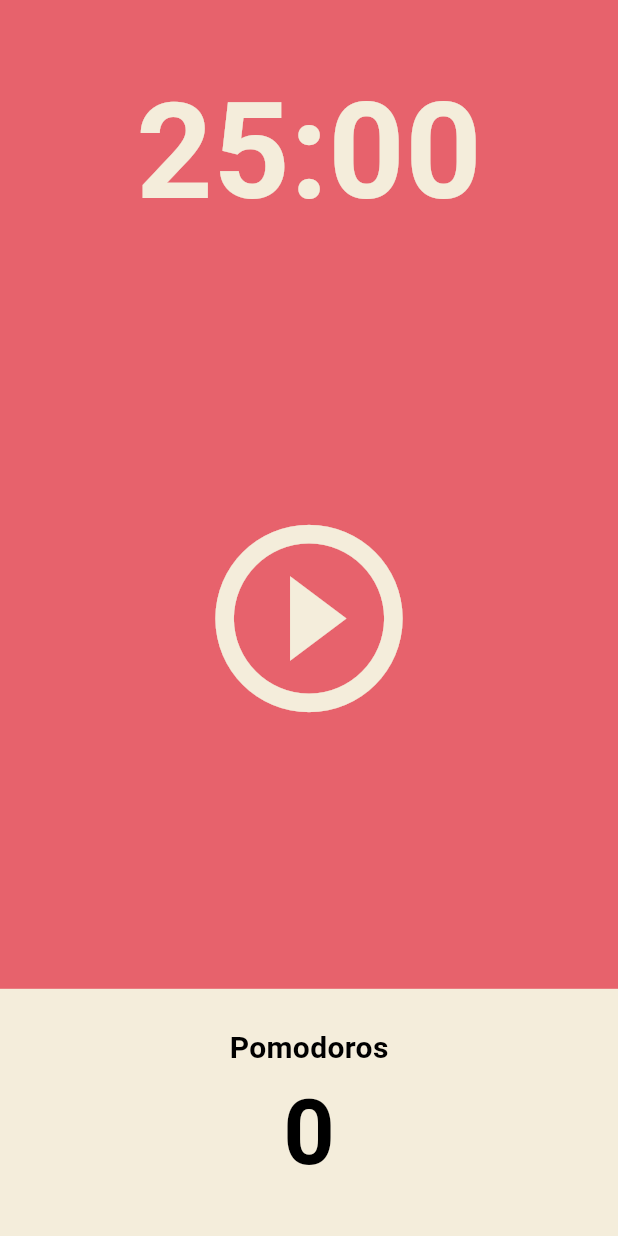
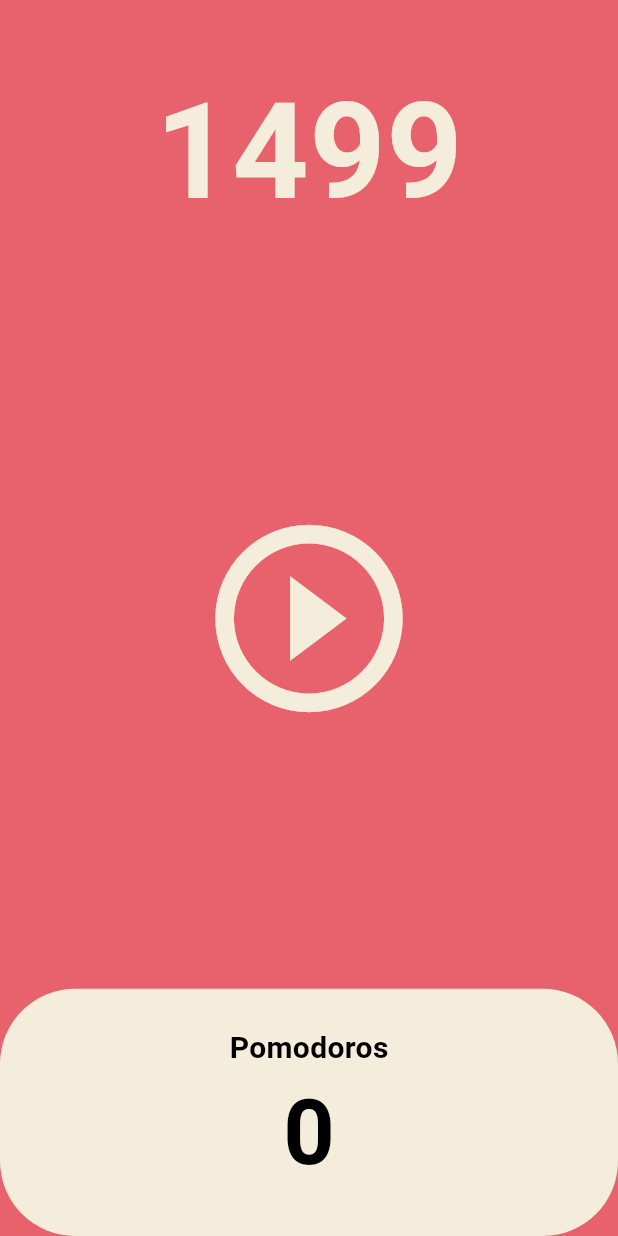
Before and after one commit to ChoiHoYong/flutter_pomodoro_clone, a Flutter app: the screen it shows after launch, after a tap on the "play circle outline" icon, on a phone screen of 412 x 824 dp. Run offline on Flutter 3.47's test engine with Material 3 defaults, Android fonts, the phone set to English and light mode, and no system bars.

```diff
--- a/lib/screens/home_screen.dart
+++ b/lib/screens/home_screen.dart
@@ -1,3 +1,5 @@
+import 'dart:async';
+
 import 'package:flutter/material.dart';
 
 class HomeScreen extends StatefulWidget {
@@ -8,6 +10,22 @@ class HomeScreen extends StatefulWidget {
 }
 
 class _HomeScreenState extends State<HomeScreen> {
+  int totalSeconds = 1500;
+  late Timer timer;
+
+  void onTick(Timer timer) {
+    setState(() {
+      totalSeconds = totalSeconds - 1;
+    });
+  }
+
+  void onStartPressed() {
+    timer = Timer.periodic(
+      const Duration(seconds: 1),
+      onTick,
+    );
+  }
+
   @override
   Widget build(BuildContext context) {
     return Scaffold(
@@ -19,7 +37,7 @@ class _HomeScreenState extends State<HomeScreen> {
             child: Container(
               alignment: Alignment.bottomCenter,
               child: Text(
-                '25:00',
+                '$totalSeconds',
                 style: TextStyle(
                   color: Theme.of(context).cardColor,
                   fontSize: 89,
@@ -34,7 +52,7 @@ class _HomeScreenState extends State<HomeScreen> {
               child: IconButton(
                 iconSize: 150,
                 color: Theme.of(context).cardColor,
-                onPressed: () {},
+                onPressed: onStartPressed,
                 icon: const Icon(
                   Icons.play_circle_outline,
                 ),
@@ -47,8 +65,10 @@ class _HomeScreenState extends State<HomeScreen> {
               children: [
                 Expanded(
                   child: Container(
-                    decoration:
-                        BoxDecoration(color: Theme.of(context).cardColor),
+                    decoration: BoxDecoration(
+                      color: Theme.of(context).cardColor,
+                      borderRadius: BorderRadius.circular(50),
+                    ),
                     child: Column(
                       mainAxisAlignment: MainAxisAlignment.center,
                       children: [
```
